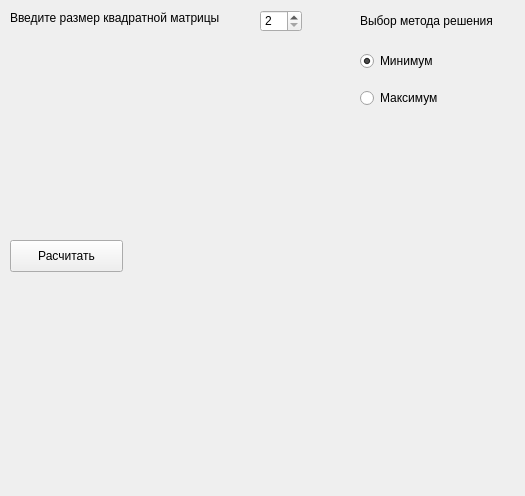
Above: widget.ui from Deudim/beet-calculator before the change. Below: the same form after it.
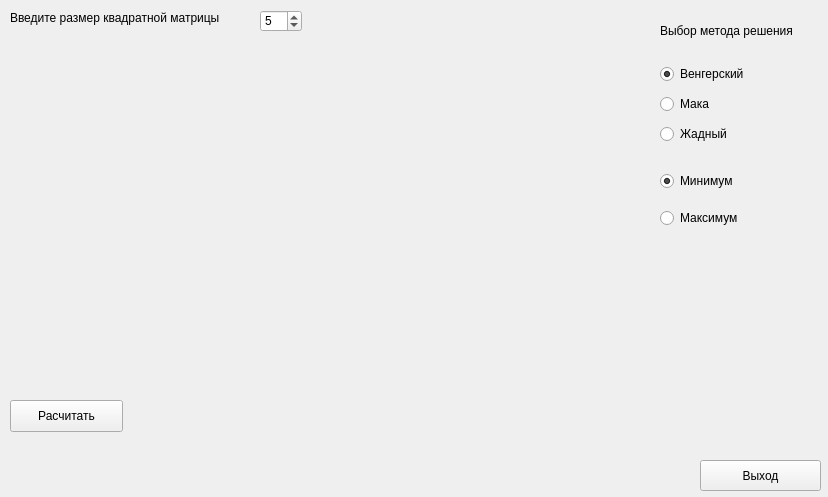
That is the form after the change.

Commit message: Сделан фиксированного размера виджет(сделано костылём через ui файл, для правильной работы на всех системах). Ограничение максимума таблицы до 20 на 20. Добавлен выбор метода расчёта.

What changed in the file:
```diff
--- a/widget.ui
+++ b/widget.ui
@@ -6,10 +6,28 @@
    <rect>
     <x>0</x>
     <y>0</y>
-    <width>525</width>
-    <height>496</height>
+    <width>828</width>
+    <height>497</height>
    </rect>
   </property>
+  <property name="sizePolicy">
+   <sizepolicy hsizetype="Fixed" vsizetype="Fixed">
+    <horstretch>0</horstretch>
+    <verstretch>0</verstretch>
+   </sizepolicy>
+  </property>
+  <property name="minimumSize">
+   <size>
+    <width>828</width>
+    <height>497</height>
+   </size>
+  </property>
+  <property name="maximumSize">
+   <size>
+    <width>828</width>
+    <height>497</height>
+   </size>
+  </property>
   <property name="windowTitle">
    <string>Form</string>
   </property>
@@ -38,14 +56,20 @@
    <property name="minimum">
     <number>2</number>
    </property>
+   <property name="maximum">
+    <number>20</number>
+   </property>
+   <property name="value">
+    <number>5</number>
+   </property>
   </widget>
   <widget class="QWidget" name="widget" native="true">
    <property name="geometry">
     <rect>
      <x>10</x>
      <y>40</y>
-     <width>351</width>
-     <height>191</height>
+     <width>621</width>
+     <height>351</height>
     </rect>
    </property>
    <widget class="QWidget" name="gridLayoutWidget">
@@ -53,18 +77,22 @@
      <rect>
       <x>0</x>
       <y>0</y>
-      <width>341</width>
-      <height>191</height>
+      <width>621</width>
+      <height>351</height>
      </rect>
     </property>
-    <layout class="QGridLayout" name="gridLayout"/>
+    <layout class="QGridLayout" name="gridLayout">
+     <property name="spacing">
+      <number>0</number>
+     </property>
+    </layout>
    </widget>
   </widget>
   <widget class="QWidget" name="verticalLayoutWidget">
    <property name="geometry">
     <rect>
-     <x>360</x>
-     <y>40</y>
+     <x>660</x>
+     <y>160</y>
      <width>160</width>
      <height>80</height>
     </rect>
@@ -92,8 +120,8 @@
   <widget class="QLabel" name="label_2">
    <property name="geometry">
     <rect>
-     <x>360</x>
-     <y>10</y>
+     <x>660</x>
+     <y>20</y>
      <width>161</width>
      <height>21</height>
     </rect>
@@ -106,7 +134,7 @@
    <property name="geometry">
     <rect>
      <x>10</x>
-     <y>240</y>
+     <y>400</y>
      <width>113</width>
      <height>32</height>
     </rect>
@@ -118,8 +146,8 @@
   <widget class="QLabel" name="l_res">
    <property name="geometry">
     <rect>
-     <x>20</x>
-     <y>280</y>
+     <x>10</x>
+     <y>440</y>
      <width>331</width>
      <height>41</height>
     </rect>
@@ -128,6 +156,55 @@
     <string/>
    </property>
   </widget>
+  <widget class="QWidget" name="verticalLayoutWidget_2">
+   <property name="geometry">
+    <rect>
+     <x>660</x>
+     <y>60</y>
+     <width>160</width>
+     <height>91</height>
+    </rect>
+   </property>
+   <layout class="QVBoxLayout" name="verticalLayout_2">
+    <item>
+     <widget class="QRadioButton" name="rb_hungarian">
+      <property name="text">
+       <string>Венгерский</string>
+      </property>
+      <property name="checked">
+       <bool>true</bool>
+      </property>
+     </widget>
+    </item>
+    <item>
+     <widget class="QRadioButton" name="rb_munkres">
+      <property name="text">
+       <string>Мака</string>
+      </property>
+     </widget>
+    </item>
+    <item>
+     <widget class="QRadioButton" name="rb_greedy">
+      <property name="text">
+       <string>Жадный</string>
+      </property>
+     </widget>
+    </item>
+   </layout>
+  </widget>
+  <widget class="QPushButton" name="exit">
+   <property name="geometry">
+    <rect>
+     <x>700</x>
+     <y>460</y>
+     <width>121</width>
+     <height>31</height>
+    </rect>
+   </property>
+   <property name="text">
+    <string>Выход</string>
+   </property>
+  </widget>
  </widget>
  <resources/>
  <connections/>
```
Left out of the diff: 6 changed lines with no effect on the pictures. The commit also changes 1 other file.
